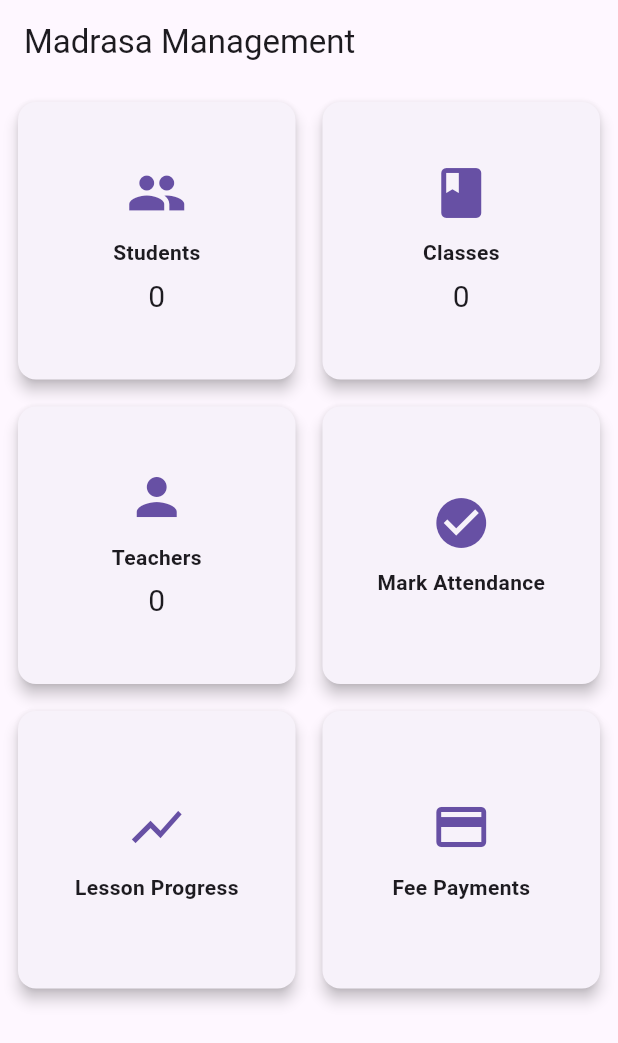
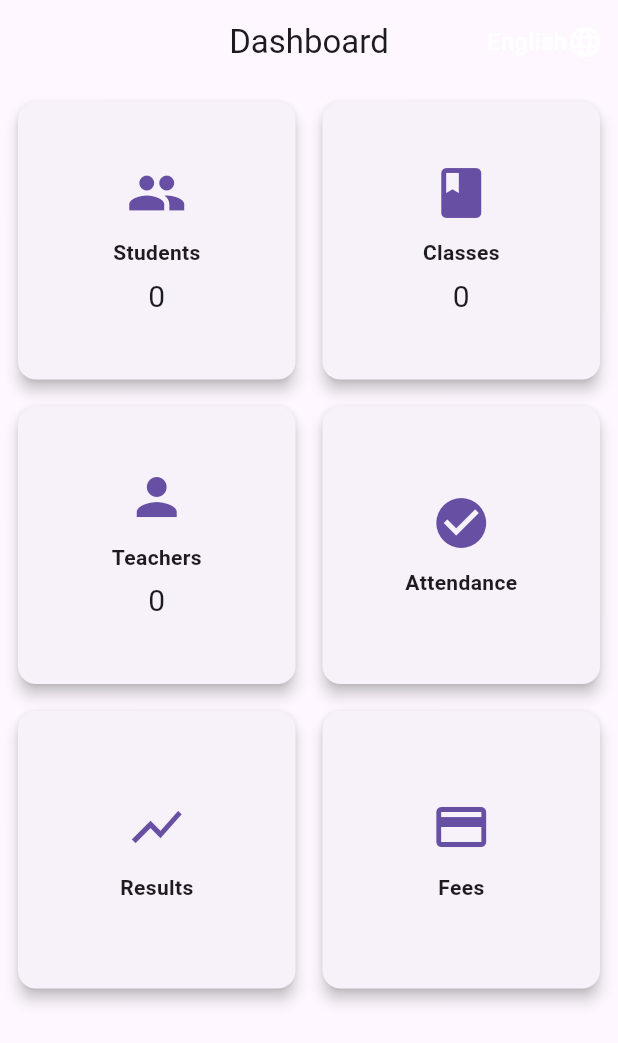
Before and after one commit to MuhammadZahidullah/madrasa_sofa, a Flutter app: the screen it shows after launch, on a phone screen of 412 x 824 dp. Shown: the top 1043 px of the screen. Run offline on Flutter 3.47's test engine with Material 3 defaults, Android fonts, the phone set to English and light mode, and no system bars; our stand-ins replace sqflite; accounts and stored records are empty.

Commit message:
Add localization foundation and Firebase dependencies

````diff
--- /dev/null
+++ b/l10n.yaml
@@ -0,0 +1,3 @@
+arb-dir: lib/l10n
+template-arb-file: app_en.arb
+output-localization-file: app_localizations.dart
--- /dev/null
+++ b/lib/core/localization/locale_provider.dart
@@ -0,0 +1,13 @@
+import 'package:flutter/material.dart';
+
+class LocaleProvider with ChangeNotifier {
+  Locale _locale = const Locale('en');
+
+  Locale get locale => _locale;
+
+  void setLocale(Locale locale) {
+    if (!['en', 'ur', 'ar'].contains(locale.languageCode)) return;
+    _locale = locale;
+    notifyListeners();
+  }
+}
--- /dev/null
+++ b/lib/core/theme/app_theme.dart
@@ -0,0 +1,22 @@
+import 'package:flutter/material.dart';
+
+class AppTheme {
+  static final ThemeData lightTheme = ThemeData(
+    primarySwatch: Colors.blue,
+    useMaterial3: true,
+    appBarTheme: const AppBarTheme(
+      centerTitle: true,
+      elevation: 0,
+    ),
+  );
+
+  static final ThemeData darkTheme = ThemeData(
+    brightness: Brightness.dark,
+    primarySwatch: Colors.blue,
+    useMaterial3: true,
+    appBarTheme: const AppBarTheme(
+      centerTitle: true,
+      elevation: 0,
+    ),
+  );
+}
--- /dev/null
+++ b/lib/l10n/app_ar.arb
@@ -0,0 +1,14 @@
+{
+  "appTitle": "مدرسة صفا",
+  "dashboard": "لوحة التحكم",
+  "students": "الطلاب",
+  "teachers": "المعلمون",
+  "classes": "الفصول",
+  "attendance": "الحضور",
+  "results": "النتائج",
+  "books": "الكتب",
+  "fees": "الرسوم",
+  "english": "الإنجليزية",
+  "urdu": "الأردية",
+  "arabic": "العربية"
+}
--- /dev/null
+++ b/lib/l10n/app_en.arb
@@ -0,0 +1,17 @@
+{
+  "appTitle": "Madrasa Sofa",
+  "@appTitle": {
+    "description": "The title of the application"
+  },
+  "dashboard": "Dashboard",
+  "students": "Students",
+  "teachers": "Teachers",
+  "classes": "Classes",
+  "attendance": "Attendance",
+  "results": "Results",
+  "books": "Books",
+  "fees": "Fees",
+  "english": "English",
+  "urdu": "Urdu",
+  "arabic": "Arabic"
+}
--- /dev/null
+++ b/lib/l10n/app_localizations.dart
@@ -0,0 +1,210 @@
+import 'dart:async';
+
+import 'package:flutter/foundation.dart';
+import 'package:flutter/widgets.dart';
+import 'package:flutter_localizations/flutter_localizations.dart';
+import 'package:intl/intl.dart' as intl;
+
+import 'app_localizations_ar.dart';
+import 'app_localizations_en.dart';
+import 'app_localizations_ur.dart';
+
+// ignore_for_file: type=lint
+
+/// Callers can lookup localized strings with an instance of AppLocalizations
+/// returned by `AppLocalizations.of(context)`.
+///
+/// Applications need to include `AppLocalizations.delegate()` in their app's
+/// `localizationDelegates` list, and the locales they support in the app's
+/// `supportedLocales` list. For example:
+///
+/// ```dart
+/// import 'l10n/app_localizations.dart';
+///
+/// return MaterialApp(
+///   localizationsDelegates: AppLocalizations.localizationsDelegates,
+///   supportedLocales: AppLocalizations.supportedLocales,
+///   home: MyApplicationHome(),
+/// );
+/// ```
+///
+/// ## Update pubspec.yaml
+///
+/// Please make sure to update your pubspec.yaml to include the following
+/// packages:
+///
+/// ```yaml
+/// dependencies:
+///   # Internationalization support.
+///   flutter_localizations:
+///     sdk: flutter
+///   intl: any # Use the pinned version from flutter_localizations
+///
+///   # Rest of dependencies
+/// ```
+///
+/// ## iOS Applications
+///
+/// iOS applications define key application metadata, including supported
+/// locales, in an Info.plist file that is built into the application bundle.
+/// To configure the locales supported by your app, you’ll need to edit this
+/// file.
+///
+/// First, open your project’s ios/Runner.xcworkspace Xcode workspace file.
+/// Then, in the Project Navigator, open the Info.plist file under the Runner
+/// project’s Runner folder.
+///
+/// Next, select the Information Property List item, select Add Item from the
+/// Editor menu, then select Localizations from the pop-up menu.
+///
+/// Select and expand the newly-created Localizations item then, for each
+/// locale your application supports, add a new item and select the locale
+/// you wish to add from the pop-up menu in the Value field. This list should
+/// be consistent with the languages listed in the AppLocalizations.supportedLocales
+/// property.
+abstract class AppLocalizations {
+  AppLocalizations(String locale)
+    : localeName = intl.Intl.canonicalizedLocale(locale.toString());
+
+  final String localeName;
+
+  static AppLocalizations? of(BuildContext context) {
+    return Localizations.of<AppLocalizations>(context, AppLocalizations);
+  }
+
+  static const LocalizationsDelegate<AppLocalizations> delegate =
+      _AppLocalizationsDelegate();
+
+  /// A list of this localizations delegate along with the default localizations
+  /// delegates.
+  ///
+  /// Returns a list of localizations delegates containing this delegate along with
+  /// GlobalMaterialLocalizations.delegate, GlobalCupertinoLocalizations.delegate,
+  /// and GlobalWidgetsLocalizations.delegate.
+  ///
+  /// Additional delegates can be added by appending to this list in
+  /// MaterialApp. This list does not have to be used at all if a custom list
+  /// of delegates is preferred or required.
+  static const List<LocalizationsDelegate<dynamic>> localizationsDelegates =
+      <LocalizationsDelegate<dynamic>>[
+        delegate,
+        GlobalMaterialLocalizations.delegate,
+        GlobalCupertinoLocalizations.delegate,
+        GlobalWidgetsLocalizations.delegate,
+      ];
+
+  /// A list of this localizations delegate's supported locales.
+  static const List<Locale> supportedLocales = <Locale>[
+    Locale('ar'),
+    Locale('en'),
+    Locale('ur'),
+  ];
+
+  /// The title of the application
+  ///
+  /// In en, this message translates to:
+  /// **'Madrasa Sofa'**
+  String get appTitle;
+
+  /// No description provided for @dashboard.
+  ///
+  /// In en, this message translates to:
+  /// **'Dashboard'**
+  String get dashboard;
+
+  /// No description provided for @students.
+  ///
+  /// In en, this message translates to:
+  /// **'Students'**
+  String get students;
+
+  /// No description provided for @teachers.
+  ///
+  /// In en, this message translates to:
+  /// **'Teachers'**
+  String get teachers;
+
+  /// No description provided for @classes.
+  ///
+  /// In en, this message translates to:
+  /// **'Classes'**
+  String get classes;
+
+  /// No description provided for @attendance.
+  ///
+  /// In en, this message translates to:
+  /// **'Attendance'**
+  String get attendance;
+
+  /// No description provided for @results.
+  ///
+  /// In en, this message translates to:
+  /// **'Results'**
+  String get results;
+
+  /// No description provided for @books.
+  ///
+  /// In en, this message translates to:
+  /// **'Books'**
+  String get books;
+
+  /// No description provided for @fees.
+  ///
+  /// In en, this message translates to:
+  /// **'Fees'**
+  String get fees;
+
+  /// No description provided for @english.
+  ///
+  /// In en, this message translates to:
+  /// **'English'**
+  String get english;
+
+  /// No description provided for @urdu.
+  ///
+  /// In en, this message translates to:
+  /// **'Urdu'**
+  String get urdu;
+
+  /// No description provided for @arabic.
+  ///
+  /// In en, this message translates to:
+  /// **'Arabic'**
+  String get arabic;
+}
+
+class _AppLocalizationsDelegate
+    extends LocalizationsDelegate<AppLocalizations> {
+  const _AppLocalizationsDelegate();
+
+  @override
+  Future<AppLocalizations> load(Locale locale) {
+    return SynchronousFuture<AppLocalizations>(lookupAppLocalizations(locale));
+  }
+
+  @override
+  bool isSupported(Locale locale) =>
+      <String>['ar', 'en', 'ur'].contains(locale.languageCode);
+
+  @override
+  bool shouldReload(_AppLocalizationsDelegate old) => false;
+}
+
+AppLocalizations lookupAppLocalizations(Locale locale) {
+  // Lookup logic when only language code is specified.
+  switch (locale.languageCode) {
+    case 'ar':
+      return AppLocalizationsAr();
+    case 'en':
+      return AppLocalizationsEn();
+    case 'ur':
+      return AppLocalizationsUr();
+  }
+
+  throw FlutterError(
+    'AppLocalizations.delegate failed to load unsupported locale "$locale". This is likely '
+    'an issue with the localizations generation tool. Please file an issue '
+    'on GitHub with a reproducible sample app and the gen-l10n configuration '
+    'that was used.',
+  );
+}
--- /dev/null
+++ b/lib/l10n/app_ur.arb
@@ -0,0 +1,14 @@
+{
+  "appTitle": "مدرسہ صفا",
+  "dashboard": "ڈیش بورڈ",
+  "students": "طلبہ",
+  "teachers": "اساتذہ",
+  "classes": "کلاسیں",
+  "attendance": "حاضری",
+  "results": "نتائج",
+  "books": "کتابیں",
+  "fees": "فیس",
+  "english": "انگریزی",
+  "urdu": "اردو",
+  "arabic": "عربی"
+}
--- a/lib/main.dart
+++ b/lib/main.dart
@@ -1,4 +1,8 @@
 import 'package:flutter/material.dart';
+import 'package:flutter_localizations/flutter_localizations.dart';
+import 'package:madrasa_soffa/l10n/app_localizations.dart';
+import 'package:madrasa_soffa/core/localization/locale_provider.dart';
+import 'package:madrasa_soffa/core/theme/app_theme.dart';
 import 'package:madrasa_soffa/providers/attendance_provider.dart';
 import 'package:madrasa_soffa/providers/class_provider.dart';
 import 'package:madrasa_soffa/providers/fee_provider.dart';
@@ -19,6 +23,7 @@ class MyApp extends StatelessWidget {
   Widget build(BuildContext context) {
     return MultiProvider(
       providers: [
+        ChangeNotifierProvider(create: (_) => LocaleProvider()),
         ChangeNotifierProvider(
           create: (_) => StudentProvider()..loadStudents(),
         ),
@@ -32,10 +37,27 @@ class MyApp extends StatelessWidget {
         ChangeNotifierProvider(create: (_) => FeeProvider()..loadFees()),
         ChangeNotifierProvider(create: (_) => LessonProvider()..loadLessons()),
       ],
-      child: MaterialApp(
-        title: 'Madrasa Soffa',
-        theme: ThemeData(primarySwatch: Colors.blue),
-        home: HomeScreen(),
+      child: Consumer<LocaleProvider>(
+        builder: (context, localeProvider, child) {
+          return MaterialApp(
+            title: 'Madrasa Soffa',
+            theme: AppTheme.lightTheme,
+            darkTheme: AppTheme.darkTheme,
+            locale: localeProvider.locale,
+            localizationsDelegates: [
+              AppLocalizations.delegate,
+              GlobalMaterialLocalizations.delegate,
+              GlobalWidgetsLocalizations.delegate,
+              GlobalCupertinoLocalizations.delegate,
+            ],
+            supportedLocales: const [
+              Locale('en'),
+              Locale('ur'),
+              Locale('ar'),
+            ],
+            home: const HomeScreen(),
+          );
+        },
       ),
     );
   }
--- a/lib/screens/home_screen.dart
+++ b/lib/screens/home_screen.dart
@@ -1,4 +1,6 @@
 import 'package:flutter/material.dart';
+import 'package:madrasa_soffa/l10n/app_localizations.dart';
+import 'package:madrasa_soffa/core/localization/locale_provider.dart';
 import 'package:madrasa_soffa/providers/class_provider.dart';
 import 'package:madrasa_soffa/providers/student_provider.dart';
 import 'package:madrasa_soffa/providers/teacher_provider.dart';
@@ -18,9 +20,38 @@ class HomeScreen extends StatelessWidget {
     final studentProvider = Provider.of<StudentProvider>(context);
     final classProvider = Provider.of<ClassProvider>(context);
     final teacherProvider = Provider.of<TeacherProvider>(context);
+    final l10n = AppLocalizations.of(context)!;
+    final localeProvider = Provider.of<LocaleProvider>(context, listen: false);
 
     return Scaffold(
-      appBar: AppBar(title: Text('Madrasa Management')),
+      appBar: AppBar(
+        title: Text(l10n.dashboard),
+        actions: [
+          DropdownButton<String>(
+            value: localeProvider.locale.languageCode,
+            icon: const Icon(Icons.language, color: Colors.white),
+            dropdownColor: Theme.of(context).primaryColor,
+            underline: const SizedBox(),
+            onChanged: (String? newValue) {
+              if (newValue != null) {
+                localeProvider.setLocale(Locale(newValue));
+              }
+            },
+            items: <String>['en', 'ur', 'ar']
+                .map<DropdownMenuItem<String>>((String value) {
+              String label = '';
+              if (value == 'en') label = l10n.english;
+              if (value == 'ur') label = l10n.urdu;
+              if (value == 'ar') label = l10n.arabic;
+              return DropdownMenuItem<String>(
+                value: value,
+                child: Text(label, style: const TextStyle(color: Colors.white)),
+              );
+            }).toList(),
+          ),
+          const SizedBox(width: 10),
+        ],
+      ),
       body: Padding(
         padding: const EdgeInsets.all(8.0),
         child: GridView.count(
@@ -30,45 +61,45 @@ class HomeScreen extends StatelessWidget {
           children: <Widget>[
             _buildDashboardCard(
               context,
-              'Students',
+              l10n.students,
               studentProvider.students.length.toString(),
               Icons.people,
-              StudentListScreen(),
+              const StudentListScreen(),
             ),
             _buildDashboardCard(
               context,
-              'Classes',
+              l10n.classes,
               classProvider.classes.length.toString(),
               Icons.class_,
-              ClassListScreen(),
+              const ClassListScreen(),
             ),
             _buildDashboardCard(
               context,
-              'Teachers',
+              l10n.teachers,
               teacherProvider.teachers.length.toString(),
               Icons.person,
-              TeacherListScreen(),
+              const TeacherListScreen(),
             ),
             _buildDashboardCard(
               context,
-              'Mark Attendance',
+              l10n.attendance,
               '',
               Icons.check_circle,
-              MarkAttendanceScreen(),
+              const MarkAttendanceScreen(),
             ),
             _buildDashboardCard(
               context,
-              'Lesson Progress',
+              l10n.results, // Replaced "Lesson Progress" with "Results" for now or use "books"
               '',
               Icons.show_chart,
-              LessonProgressScreen(),
+              const LessonProgressScreen(),
             ),
             _buildDashboardCard(
               context,
-              'Fee Payments',
+              l10n.fees,
               '',
               Icons.payment,
-              FeeListScreen(),
+              const FeeListScreen(),
             ),
           ],
         ),
@@ -95,10 +126,10 @@ class HomeScreen extends StatelessWidget {
             mainAxisAlignment: MainAxisAlignment.center,
             children: <Widget>[
               Icon(icon, size: 40, color: Theme.of(context).primaryColor),
-              SizedBox(height: 10),
-              Text(title, style: TextStyle(fontWeight: FontWeight.bold)),
-              if (value.isNotEmpty) SizedBox(height: 5),
-              if (value.isNotEmpty) Text(value, style: TextStyle(fontSize: 20)),
+              const SizedBox(height: 10),
+              Text(title, style: const TextStyle(fontWeight: FontWeight.bold)),
+              if (value.isNotEmpty) const SizedBox(height: 5),
+              if (value.isNotEmpty) Text(value, style: const TextStyle(fontSize: 20)),
             ],
           ),
         ),
````
Also changed, not shown: lib/l10n/app_localizations_ar.dart (added, +46 -0 lines), lib/l10n/app_localizations_en.dart (added, +46 -0 lines), lib/l10n/app_localizations_ur.dart (added, +46 -0 lines), pubspec.yaml (+8 -1 lines), pubspec.lock, 3 other files.
